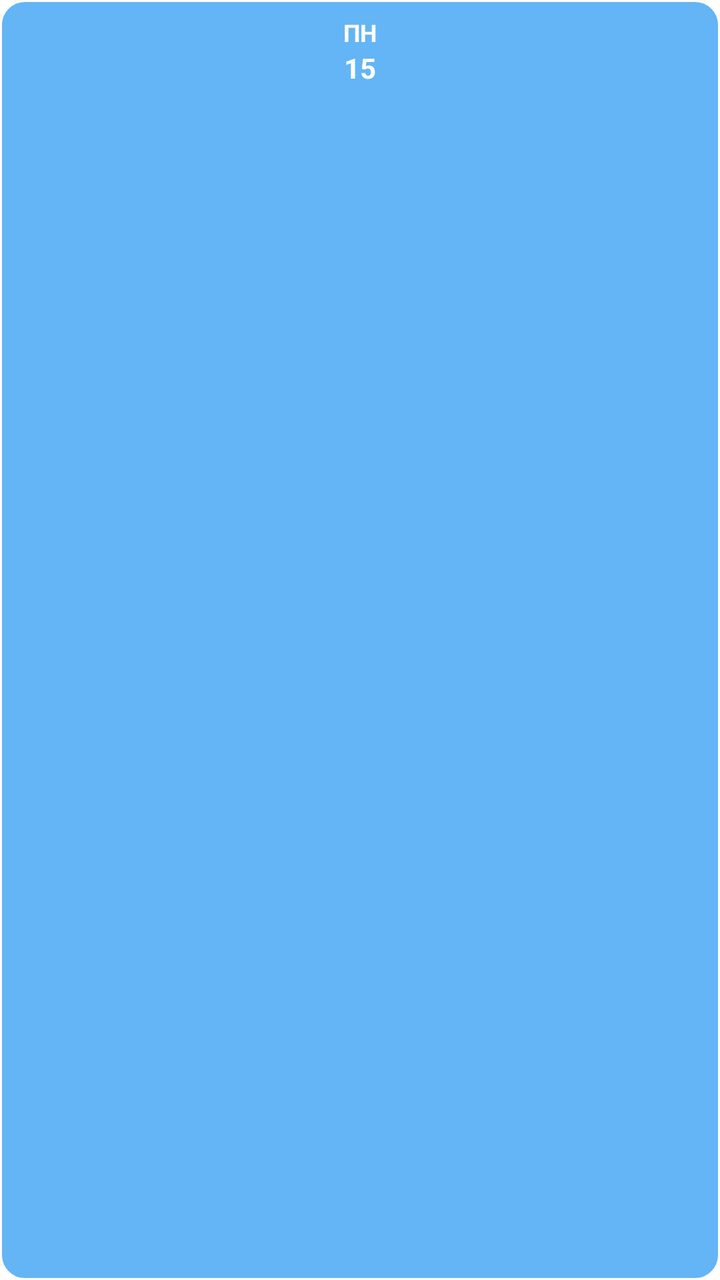
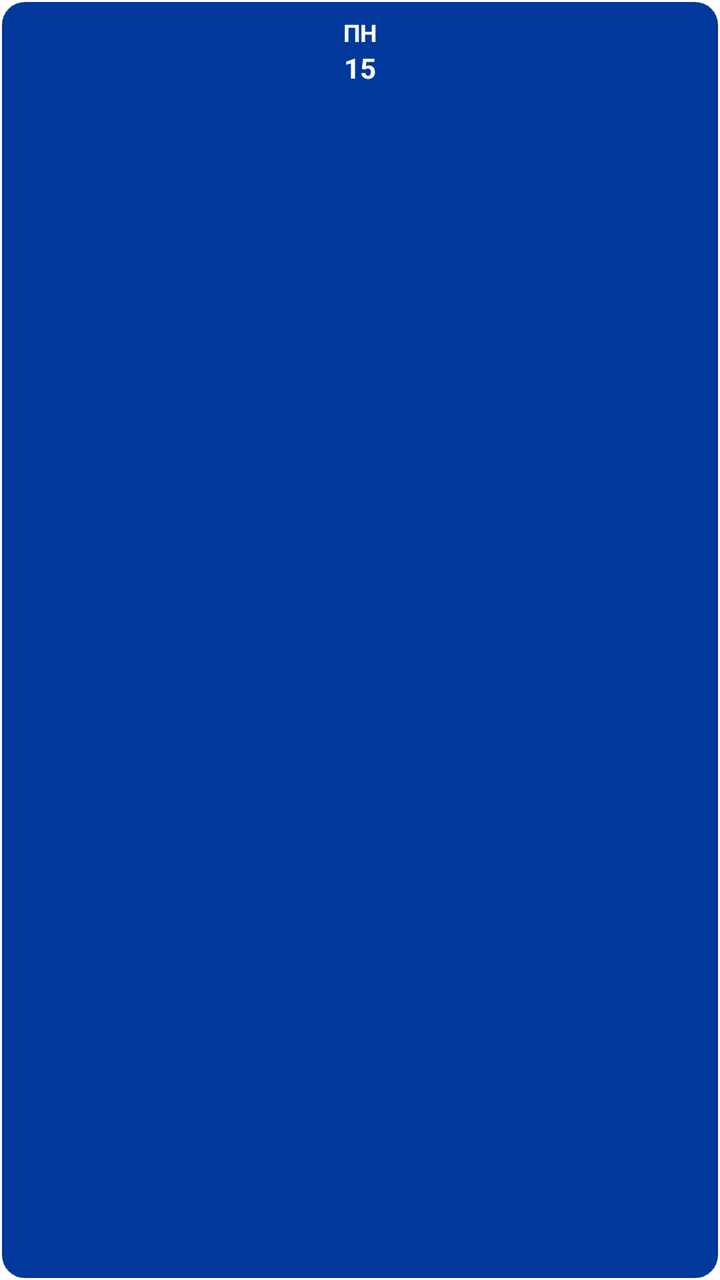

Compare the two renders of this Android layout. The source of the first and the diff that turns it into the second are given below.
<!-- AndroidManifest.xml: application theme Theme.Androiddd -->
<!-- res/layout/layout_day_button.xml -->
<?xml version="1.0" encoding="utf-8"?>
<LinearLayout xmlns:android="http://schemas.android.com/apk/res/android"
    android:id="@+id/dayButtonLayout"
    android:layout_width="0dp"
    android:layout_height="wrap_content"
    android:layout_weight="1"
    android:orientation="vertical"
    android:background="@drawable/day_button_background"
    android:layout_margin="4dp"
    android:padding="8dp"
    android:clickable="true"
    android:focusable="true">

    <TextView
        android:id="@+id/dayShortName"
        android:layout_width="match_parent"
        android:layout_height="wrap_content"
        android:text="ПН"
        android:textSize="12sp"
        android:textStyle="bold"
        android:textColor="#FFFFFF"
        android:gravity="center" />

    <TextView
        android:id="@+id/dayDate"
        android:layout_width="match_parent"
        android:layout_height="wrap_content"
        android:text="15"
        android:textSize="14sp"
        android:textStyle="bold"
        android:textColor="#FFFFFF"
        android:gravity="center" />

</LinearLayout>
<!-- resources referenced by this layout -->
<resources>
  <!-- drawable day_button_background (drawable) -->
  <?xml version="1.0" encoding="utf-8"?>
  <shape xmlns:android="http://schemas.android.com/apk/res/android">
      <solid android:color="#64B5F6" />
      <corners android:radius="12dp" />
      <stroke android:width="1dp" android:color="#FFFFFF" />
  </shape>
  <style name="Theme.Androiddd" parent="Theme.MaterialComponents.DayNight.NoActionBar">
          
          <item name="colorPrimary">#1565C0</item> 
          
          <item name="colorSecondary">#4CAF50</item> 
  
          
          <item name="colorSurface">#FFFFFF</item> 
          <item name="colorOnSurface">#333333</item> 
  
          
          <item name="colorControlNormal">#666666</item> 
          <item name="colorControlActivated">#1565C0</item> 
          <item name="colorControlHighlight">#441565C0</item> 
  
          
          <item name="android:textColorPrimary">#333333</item> 
          <item name="android:textColorSecondary">#666666</item> 
  
          
          <item name="android:statusBarColor">#1565C0</item>
          
          <item name="android:windowLightStatusBar">true</item> 
          
          <item name="android:windowBackground">#FFFFFF</item>
      </style>
</resources>

<!-- the commit's change to res/layout/layout_day_button.xml (unified diff, before → after) -->
@@ -1,13 +1,13 @@
 <?xml version="1.0" encoding="utf-8"?>
 <LinearLayout xmlns:android="http://schemas.android.com/apk/res/android"
     android:id="@+id/dayButtonLayout"
-    android:layout_width="0dp"
+    android:layout_width="@dimen/lesson_detail_0dp"
     android:layout_height="wrap_content"
     android:layout_weight="1"
     android:orientation="vertical"
     android:background="@drawable/day_button_background"
-    android:layout_margin="4dp"
-    android:padding="8dp"
+    android:layout_margin="@dimen/lesson_item_margin_bottom"
+    android:padding="@dimen/lesson_detail_8dp"
     android:clickable="true"
     android:focusable="true">
 
@@ -15,10 +15,10 @@
         android:id="@+id/dayShortName"
         android:layout_width="match_parent"
         android:layout_height="wrap_content"
-        android:text="ПН"
-        android:textSize="12sp"
+        android:text="@string/day_short_monday"
+        android:textSize="@dimen/text_size_small"
         android:textStyle="bold"
-        android:textColor="#FFFFFF"
+        android:textColor="@color/colorOnPrimary"
         android:gravity="center" />
 
     <TextView
@@ -26,9 +26,9 @@
         android:layout_width="match_parent"
         android:layout_height="wrap_content"
         android:text="15"
-        android:textSize="14sp"
+        android:textSize="@dimen/text_size_medium"
         android:textStyle="bold"
-        android:textColor="#FFFFFF"
+        android:textColor="@color/colorOnPrimary"
         android:gravity="center" />
 
 </LinearLayout>
<!-- resource entries referenced after the edit -->
@@ -1,12 +1,19 @@
 <!-- resources referenced by this layout -->
 <resources>
+  <color name="colorOnPrimary">#FFFFFF</color>
+  <dimen name="lesson_detail_0dp">0dp</dimen>
+  <dimen name="lesson_detail_8dp">8dp</dimen>
+  <dimen name="lesson_item_margin_bottom">4dp</dimen>
+  <dimen name="text_size_medium">14sp</dimen>
+  <dimen name="text_size_small">12sp</dimen>
   <!-- drawable day_button_background (drawable) -->
   <?xml version="1.0" encoding="utf-8"?>
   <shape xmlns:android="http://schemas.android.com/apk/res/android">
-      <solid android:color="#64B5F6" />
-      <corners android:radius="12dp" />
-      <stroke android:width="1dp" android:color="#FFFFFF" />
+      <solid android:color="@color/colorPrimaryVariant" />
+      <corners android:radius="@dimen/lesson_detail_input_margin_bottom" />
+      <stroke android:width="@dimen/lesson_detail_color_button_size_1dp" android:color="@color/colorOnPrimary" />
   </shape>
+  <string name="day_short_monday">ПН</string>
   <style name="Theme.Androiddd" parent="Theme.MaterialComponents.DayNight.NoActionBar">
           
           <item name="colorPrimary">#1565C0</item> 
@@ -33,5 +40,8 @@
           
           <item name="android:windowBackground">#FFFFFF</item>
       </style>
+  <color name="colorPrimaryVariant">#00399B</color>
+  <dimen name="lesson_detail_input_margin_bottom">12dp</dimen>
+  <dimen name="lesson_detail_color_button_size_1dp">1dp</dimen>
 </resources>
 
